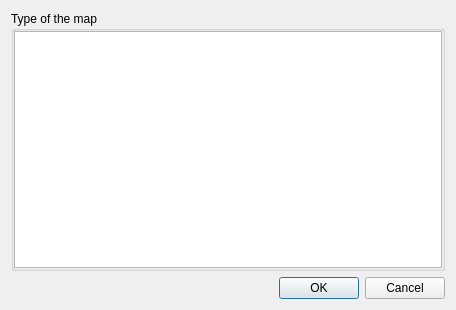
Old version of the form apps/robot-map-gui/gui/configWidget/CSelectType.ui in the repository MRPT/mrpt.
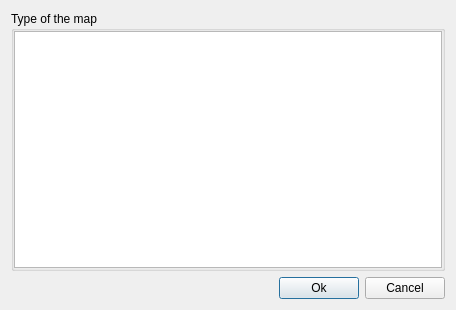
New version of the form.

Diff of the .ui file:
```diff
--- a/apps/robot-map-gui/gui/configWidget/CSelectType.ui
+++ b/apps/robot-map-gui/gui/configWidget/CSelectType.ui
@@ -42,14 +42,35 @@
     </widget>
    </item>
    <item>
-    <widget class="QDialogButtonBox" name="buttonBox">
-     <property name="orientation">
-      <enum>Qt::Horizontal</enum>
-     </property>
-     <property name="standardButtons">
-      <set>QDialogButtonBox::Cancel|QDialogButtonBox::Ok</set>
-     </property>
-    </widget>
+    <layout class="QHBoxLayout" name="horizontalLayout_2">
+     <item>
+      <spacer name="horizontalSpacer">
+       <property name="orientation">
+        <enum>Qt::Horizontal</enum>
+       </property>
+       <property name="sizeHint" stdset="0">
+        <size>
+         <width>40</width>
+         <height>20</height>
+        </size>
+       </property>
+      </spacer>
+     </item>
+     <item>
+      <widget class="QPushButton" name="m_ok">
+       <property name="text">
+        <string>Ok</string>
+       </property>
+      </widget>
+     </item>
+     <item>
+      <widget class="QPushButton" name="m_cancel">
+       <property name="text">
+        <string>Cancel</string>
+       </property>
+      </widget>
+     </item>
+    </layout>
    </item>
   </layout>
  </widget>
```
Left out of the diff: 28 changed lines with no effect on the pictures.
